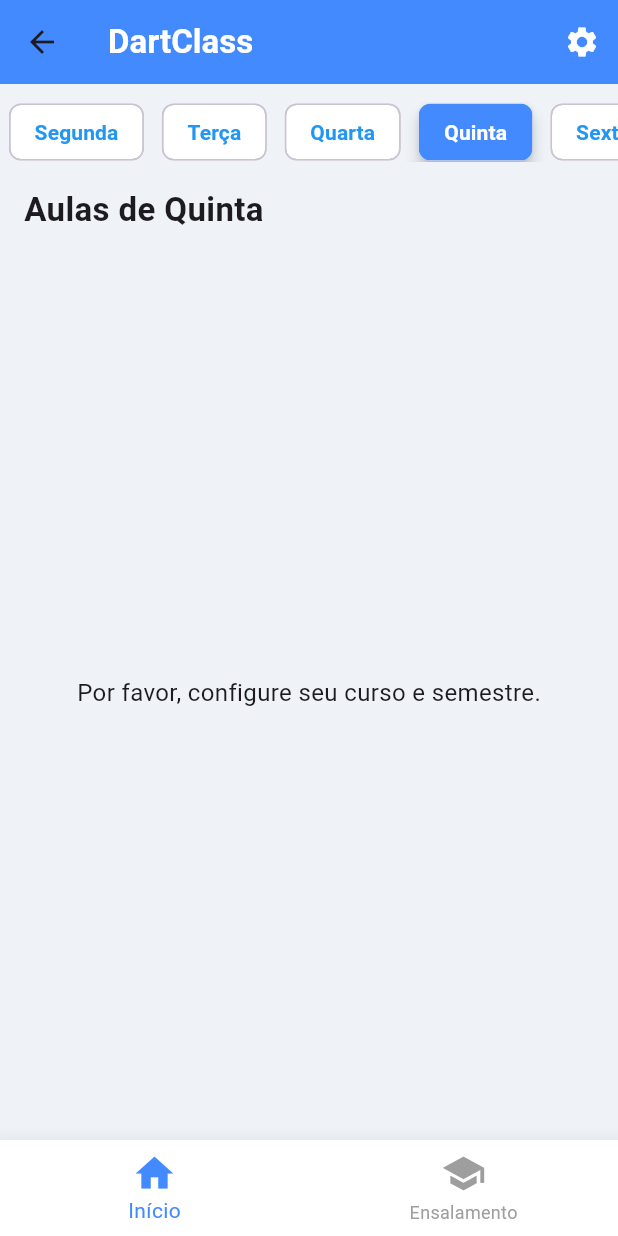
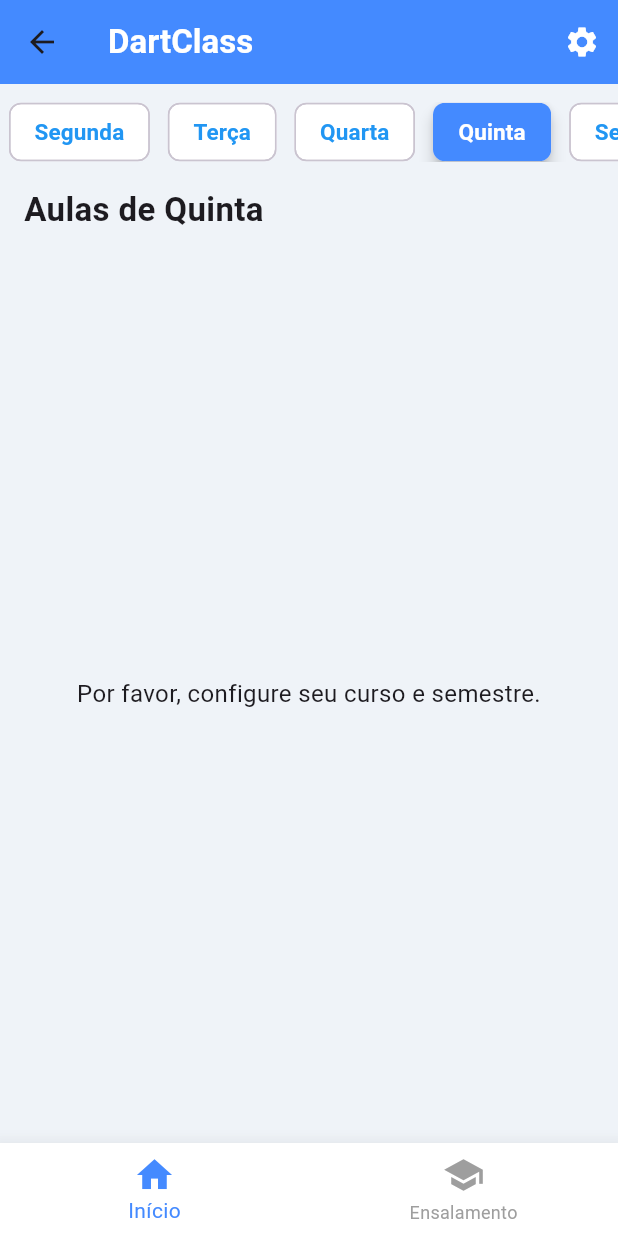
Before and after one commit to andrelsab/dartclass_app, a Flutter app: the HomePage screen opened by its route, on a phone screen of 412 x 824 dp. Run offline on Flutter 3.47's test engine with Material 3 defaults, Android fonts, the light colour scheme and no system bars; our stand-ins replace shared_preferences, supabase_flutter; accounts and stored records are empty.

Commit message:
Altera cor dropdowns - responsividade para mobile

```diff
--- a/lib/pages/config_page.dart
+++ b/lib/pages/config_page.dart
@@ -153,6 +153,7 @@
                         labelText: 'Curso',
                         border: OutlineInputBorder(),
                       ),
+                      dropdownColor: Colors.white,
                       value: cursoSelecionado,
                       items:
                           cursos
@@ -176,6 +177,7 @@
                         labelText: 'Semestre',
                         border: OutlineInputBorder(),
                       ),
+                      dropdownColor: Colors.white,
                       value: semestreSelecionado,
                       items:
                           semestres
@@ -199,6 +201,7 @@
                         labelText: 'Turno',
                         border: OutlineInputBorder(),
                       ),
+                      dropdownColor: Colors.white,
                       value: turnoSelecionado,
                       items:
                           turnos
--- a/lib/pages/ensalamento_page.dart
+++ b/lib/pages/ensalamento_page.dart
@@ -169,6 +169,7 @@
                           child: DropdownButton<String>(
                             value: diaSelecionado,
                             isExpanded: true,
+                            dropdownColor: Colors.white,
                             items:
                                 diasDaSemana.map((dia) {
                                   return DropdownMenuItem(
@@ -189,6 +190,7 @@
                             hint: const Text('Bloco'),
                             value: blocoSelecionado,
                             isExpanded: true,
+                            dropdownColor: Colors.white,
                             items:
                                 blocos.map((bloco) {
                                   return DropdownMenuItem<String>(
--- a/lib/pages/home_page.dart
+++ b/lib/pages/home_page.dart
@@ -93,10 +93,7 @@
 
   @override
   Widget build(BuildContext context) {
-    final pages = [
-      _buildEnsalamentoPage(),
-      const EnsalamentoPage(), // ← Adicione sua página aqui
-    ];
+    final pages = [_buildEnsalamentoPage(), const EnsalamentoPage()];
 
     return Scaffold(
       backgroundColor: const Color(0xFFEFF3F8),
@@ -115,7 +112,11 @@
           ),
         ],
       ),
-      body: pages[currentIndex],
+      body: LayoutBuilder(
+        builder: (context, constraints) {
+          return SafeArea(child: pages[currentIndex]);
+        },
+      ),
       bottomNavigationBar: BottomNavigationBar(
         currentIndex: currentIndex,
         onTap: (index) => setState(() => currentIndex = index),
@@ -123,7 +124,7 @@
         unselectedItemColor: Colors.grey,
         backgroundColor: Colors.white,
         elevation: 12,
-        iconSize: 30,
+        iconSize: 28,
         items: const [
           BottomNavigationBarItem(icon: Icon(Icons.home), label: 'Início'),
           BottomNavigationBarItem(
@@ -140,7 +141,6 @@
       return const Center(child: CircularProgressIndicator());
     }
 
-    // Cria uma lista temporária de todos os horários do usuário, com campo horarioNum
     final List<_CardHorario> horarios = [];
     for (final e in ensalamentosFiltrados) {
       if (e.primeiroCurso?.id == cursoId) {
@@ -167,13 +167,9 @@
       }
     }
 
-    // Ordena: nome da sala e horarioNum (1 antes de 2), semestre só se quiser separar turmas diferentes
     horarios.sort((a, b) {
       final cmpSala = a.sala.toLowerCase().compareTo(b.sala.toLowerCase());
       if (cmpSala != 0) return cmpSala;
-      // Se quiser manter o semestre como critério secundário, descomente a linha abaixo:
-      // final cmpSem = a.semestre.compareTo(b.semestre);
-      // if (cmpSem != 0) return cmpSem;
       return a.horarioNum.compareTo(b.horarioNum);
     });
 
@@ -189,10 +185,16 @@
             )
             .toList();
 
+    return LayoutBuilder(
+      builder: (context, constraints) {
+        final isSmall = constraints.maxWidth < 400;
+        final horizontalPadding = isSmall ? 8.0 : 16.0;
+        final titleFontSize = isSmall ? 18.0 : 22.0;
+        final cardSpacing = isSmall ? 6.0 : 10.0;
         return Column(
           crossAxisAlignment: CrossAxisAlignment.start,
           children: [
-        const SizedBox(height: 12),
+            SizedBox(height: isSmall ? 6 : 12),
             SizedBox(
               height: 40,
               child: ListView.builder(
@@ -201,13 +203,14 @@
                 itemBuilder: (context, index) {
                   final isSelected = index == diaSelecionadoIndex;
                   return Padding(
-                padding: const EdgeInsets.symmetric(horizontal: 6),
+                    padding: EdgeInsets.symmetric(horizontal: isSmall ? 2 : 6),
                     child: ChoiceChip(
                       label: Text(
                         diasSemana[index],
                         style: TextStyle(
                           fontWeight: FontWeight.bold,
                           color: isSelected ? Colors.white : Colors.blue,
+                          fontSize: isSmall ? 13 : 15,
                         ),
                       ),
                       selected: isSelected,
@@ -226,30 +229,48 @@
                 },
               ),
             ),
-        const SizedBox(height: 16),
+            SizedBox(height: isSmall ? 8 : 16),
             Padding(
-          padding: const EdgeInsets.symmetric(horizontal: 16),
+              padding: EdgeInsets.symmetric(horizontal: horizontalPadding),
               child: Text(
                 'Aulas de ${diasSemana[diaSelecionadoIndex]}',
-            style: const TextStyle(fontSize: 22, fontWeight: FontWeight.bold),
+                style: TextStyle(
+                  fontSize: titleFontSize,
+                  fontWeight: FontWeight.bold,
                 ),
               ),
-        const SizedBox(height: 8),
+            ),
+            SizedBox(height: isSmall ? 4 : 8),
             Expanded(
               child:
                   cards.isEmpty
                       ? Center(
                         child: Text(
                           mensagem ?? 'Nenhuma aula para este dia.',
-                      style: const TextStyle(fontSize: 16),
+                          style: TextStyle(fontSize: isSmall ? 14 : 16),
+                          textAlign: TextAlign.center,
                         ),
                       )
                       : ListView(
-                    padding: const EdgeInsets.symmetric(horizontal: 16),
-                    children: cards,
+                        padding: EdgeInsets.symmetric(
+                          horizontal: horizontalPadding,
+                        ),
+                        children:
+                            cards
+                                .map(
+                                  (c) => Padding(
+                                    padding: EdgeInsets.symmetric(
+                                      vertical: cardSpacing,
+                                    ),
+                                    child: c,
+                                  ),
+                                )
+                                .toList(),
                       ),
             ),
           ],
+        );
+      },
     );
   }
 }
```
Lines whose indentation alone changed are shown as unchanged.
